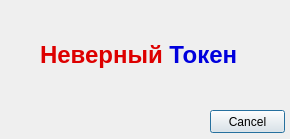
Above: untitled.ui from SH1SH4/timetable before the change. Below: the same form after it.
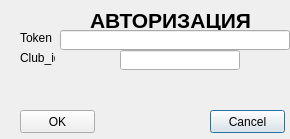
That is the form after the change.

```diff
--- a/untitled.ui
+++ b/untitled.ui
@@ -26,17 +26,76 @@
     <string>Cancel</string>
    </property>
   </widget>
+  <widget class="QPushButton" name="OkButton">
+   <property name="geometry">
+    <rect>
+     <x>20</x>
+     <y>110</y>
+     <width>75</width>
+     <height>23</height>
+    </rect>
+   </property>
+   <property name="text">
+    <string>OK</string>
+   </property>
+  </widget>
+  <widget class="QLabel" name="label_2">
+   <property name="geometry">
+    <rect>
+     <x>20</x>
+     <y>30</y>
+     <width>35</width>
+     <height>15</height>
+    </rect>
+   </property>
+   <property name="text">
+    <string>Token</string>
+   </property>
+  </widget>
+  <widget class="QLabel" name="label_3">
+   <property name="geometry">
+    <rect>
+     <x>20</x>
+     <y>50</y>
+     <width>35</width>
+     <height>15</height>
+    </rect>
+   </property>
+   <property name="text">
+    <string>Club_id</string>
+   </property>
+  </widget>
   <widget class="QLabel" name="label">
    <property name="geometry">
     <rect>
-     <x>40</x>
-     <y>40</y>
-     <width>241</width>
-     <height>31</height>
+     <x>90</x>
+     <y>0</y>
+     <width>171</width>
+     <height>41</height>
     </rect>
    </property>
    <property name="text">
-    <string>&lt;html&gt;&lt;head/&gt;&lt;body&gt;&lt;p&gt;&lt;span style=&quot; font-size:18pt; font-weight:600; color:#dd0000;&quot;&gt;Неверный &lt;/span&gt;&lt;span style=&quot; font-size:18pt; font-weight:600; color:#0000dd;&quot;&gt;Токен&lt;/span&gt;&lt;/p&gt;&lt;/body&gt;&lt;/html&gt;</string>
+    <string>&lt;html&gt;&lt;head/&gt;&lt;body&gt;&lt;p&gt;&lt;span style=&quot; font-size:16pt; font-weight:600;&quot;&gt;АВТОРИЗАЦИЯ&lt;/span&gt;&lt;/p&gt;&lt;/body&gt;&lt;/html&gt;</string>
+   </property>
+  </widget>
+  <widget class="QLineEdit" name="EditToken">
+   <property name="geometry">
+    <rect>
+     <x>60</x>
+     <y>30</y>
+     <width>230</width>
+     <height>20</height>
+    </rect>
+   </property>
+  </widget>
+  <widget class="QLineEdit" name="EditId">
+   <property name="geometry">
+    <rect>
+     <x>120</x>
+     <y>50</y>
+     <width>120</width>
+     <height>20</height>
+    </rect>
    </property>
   </widget>
  </widget>
```
